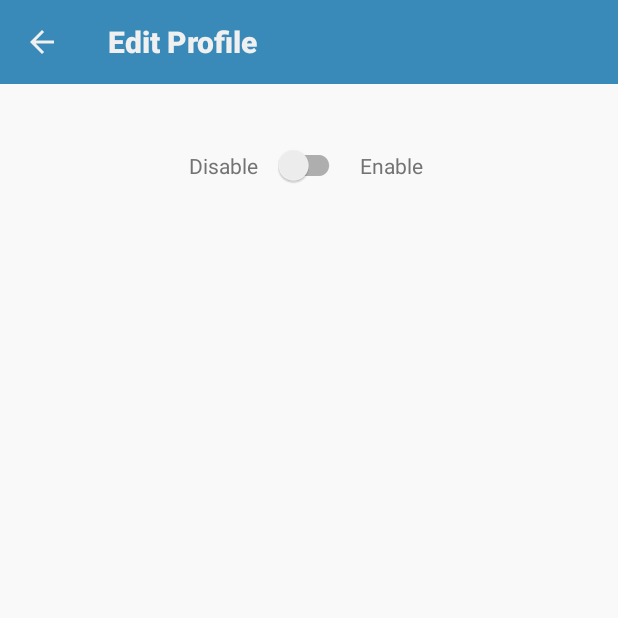
After one commit to m-glock/LocationProfileApp, an Android app: the fragment AddActionBluetoothEnabledFragment placed in its activity, on a phone screen of 412 x 824 dp, the top half of it. The commit adds this screen. Run offline under Robolectric (Android 15) with nearby library versions, the phone set to English and light mode, and no system bars; our stand-ins replace Room's generated code; 1 statement that could not run was skipped.

Commit message:
implemented bluetooth fragments for adding an action

```diff
--- a/app/src/main/java/com/mglock/locationprofileapp/database/Converters.kt
+++ b/app/src/main/java/com/mglock/locationprofileapp/database/Converters.kt
@@ -42,7 +42,7 @@ class Converters {
 
     @TypeConverter
     fun titleToDetailAction(title: String): DetailActionOption{
-        return DetailActionOption.valueOf(title.uppercase().replace(" ", "_"))
+        return DetailActionOption.values().find { option -> option.title == title }!!
     }
 
 }
--- /dev/null
+++ b/app/src/main/java/com/mglock/locationprofileapp/views/profiles/fragments/detailactionfragments/AddActionBluetoothEnabledFragment.kt
@@ -0,0 +1,34 @@
+package com.mglock.locationprofileapp.views.profiles.fragments.detailactionfragments
+
+import android.os.Bundle
+import android.view.LayoutInflater
+import android.view.View
+import android.view.ViewGroup
+import androidx.fragment.app.Fragment
+import com.mglock.locationprofileapp.databinding.FragmentAddActionBluetoothEnabledBinding
+import com.mglock.locationprofileapp.views.profiles.fragments.BaseDetailActionFragment
+
+class AddActionBluetoothEnabledFragment : Fragment(), BaseDetailActionFragment {
+
+    private var _binding: FragmentAddActionBluetoothEnabledBinding? = null
+    private val binding get(): FragmentAddActionBluetoothEnabledBinding = _binding!!
+
+    override fun onCreateView(
+        inflater: LayoutInflater, container: ViewGroup?,
+        savedInstanceState: Bundle?
+    ): View {
+        // Inflate the layout for this fragment
+        _binding = FragmentAddActionBluetoothEnabledBinding.inflate(inflater, container, false)
+
+        return binding.root
+    }
+
+    override fun onDestroyView() {
+        super.onDestroyView()
+        _binding = null
+    }
+
+    override fun getValue(): String {
+        return if(binding.switchEnable.isEnabled) "enabled" else "disabled"
+    }
+}
--- /dev/null
+++ b/app/src/main/res/layout/fragment_add_action_bluetooth_enabled.xml
@@ -0,0 +1,38 @@
+<?xml version="1.0" encoding="utf-8"?>
+<androidx.constraintlayout.widget.ConstraintLayout xmlns:android="http://schemas.android.com/apk/res/android"
+    xmlns:app="http://schemas.android.com/apk/res-auto"
+    xmlns:tools="http://schemas.android.com/tools"
+    android:layout_width="match_parent"
+    android:layout_height="wrap_content"
+    tools:context=".views.profiles.fragments.detailactionfragments.AddActionBluetoothEnabledFragment">
+
+    <TextView
+        android:id="@+id/textDisable"
+        android:layout_width="wrap_content"
+        android:layout_height="wrap_content"
+        android:layout_marginEnd="@dimen/text_icon_margin"
+        android:text="@string/disable_bluetooth_label"
+        app:layout_constraintBottom_toBottomOf="parent"
+        app:layout_constraintEnd_toStartOf="@+id/switchEnable"
+        app:layout_constraintTop_toTopOf="parent" />
+
+    <androidx.appcompat.widget.SwitchCompat
+        android:id="@+id/switchEnable"
+        android:layout_width="wrap_content"
+        android:layout_height="wrap_content"
+        app:layout_constraintBottom_toBottomOf="parent"
+        app:layout_constraintEnd_toEndOf="parent"
+        app:layout_constraintStart_toStartOf="parent"
+        app:layout_constraintTop_toTopOf="parent" />
+
+    <TextView
+        android:id="@+id/textEnable"
+        android:layout_width="wrap_content"
+        android:layout_height="wrap_content"
+        android:layout_marginStart="@dimen/text_icon_margin"
+        android:text="@string/enable_bluetooth_label"
+        app:layout_constraintBottom_toBottomOf="parent"
+        app:layout_constraintStart_toEndOf="@+id/switchEnable"
+        app:layout_constraintTop_toTopOf="parent" />
+
+</androidx.constraintlayout.widget.ConstraintLayout>
--- a/app/src/main/res/values/strings.xml
+++ b/app/src/main/res/values/strings.xml
@@ -44,6 +44,9 @@
     <string name="add_action_volume_type_label">Type:</string>
     <string name="select_ringtone_button_text">Select</string>
     <string name="select_ringtone_label_text">Ringtone:</string>
+    <string name="bluetooth_device_label">Device:</string>
+    <string name="disable_bluetooth_label">Disable</string>
+    <string name="enable_bluetooth_label">Enable</string>
 
     <!-- Places Tab -->
     <string name="places_empty_list_text">There are no places yet. Click on the \'Add\' button in the lower right corner to add a new place.</string>
```
Also changed, not shown: app/src/main/java/com/mglock/locationprofileapp/AddActionBluetoothDeviceConnectedFragment.kt (added, +43 -0 lines), app/src/main/java/com/mglock/locationprofileapp/util/enums/DetailActionOption.kt (+20 -13 lines), app/src/main/java/com/mglock/locationprofileapp/views/profiles/fragments/AddDetailActionFragment.kt (+24 -9 lines), app/src/main/res/layout/fragment_add_action_bluetooth_device_connected.xml (added, +28 -0 lines).
